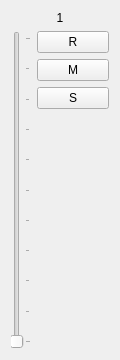
rncbc/qmidictl, file src/qmidictlMixerStrip.ui: the form before one commit.
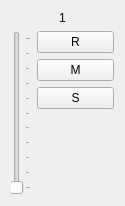
The form after the commit.

Patch:
```diff
--- a/src/qmidictlMixerStrip.ui
+++ b/src/qmidictlMixerStrip.ui
@@ -26,20 +26,14 @@
    <rect>
     <x>0</x>
     <y>0</y>
-    <width>120</width>
-    <height>360</height>
+    <width>125</width>
+    <height>206</height>
    </rect>
   </property>
   <property name="minimumSize">
    <size>
     <width>80</width>
-    <height>240</height>
-   </size>
-  </property>
-  <property name="maximumSize">
-   <size>
-    <width>120</width>
-    <height>360</height>
+    <height>0</height>
    </size>
   </property>
   <layout class="QGridLayout">
```
